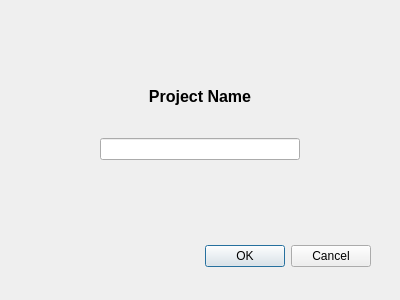
The window that videoplayer/newproject.ui (EricvanSchaik/DesignProject) describes before a commit, drawn with Qt 5.
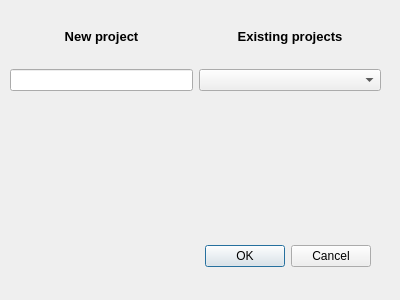
The same window after the commit.

Commit message: Can choose existing projects

```diff
--- a/videoplayer/newproject.ui
+++ b/videoplayer/newproject.ui
@@ -32,41 +32,64 @@
   <widget class="QWidget" name="verticalLayoutWidget">
    <property name="geometry">
     <rect>
-     <x>100</x>
-     <y>60</y>
-     <width>201</width>
-     <height>111</height>
+     <x>10</x>
+     <y>10</y>
+     <width>371</width>
+     <height>81</height>
     </rect>
    </property>
    <layout class="QVBoxLayout" name="verticalLayout">
     <item>
+     <layout class="QHBoxLayout" name="horizontalLayout_2">
+      <item>
      <widget class="QLabel" name="label">
-      <property name="maximumSize">
-       <size>
-        <width>200</width>
-        <height>50</height>
-       </size>
-      </property>
+        <property name="font">
+         <font>
+          <pointsize>10</pointsize>
+          <weight>75</weight>
+          <bold>true</bold>
+         </font>
+        </property>
+        <property name="text">
+         <string>New project</string>
+        </property>
+        <property name="alignment">
+         <set>Qt::AlignCenter</set>
+        </property>
+       </widget>
+      </item>
+      <item>
+       <widget class="QLabel" name="label_2">
       <property name="font">
        <font>
-        <pointsize>12</pointsize>
+          <pointsize>10</pointsize>
         <weight>75</weight>
         <bold>true</bold>
        </font>
       </property>
       <property name="text">
-       <string>Project Name</string>
+         <string>Existing projects</string>
       </property>
       <property name="alignment">
        <set>Qt::AlignCenter</set>
       </property>
      </widget>
     </item>
+     </layout>
+    </item>
+    <item>
+     <layout class="QHBoxLayout" name="horizontalLayout_3">
     <item>
      <widget class="QLineEdit" name="lineEdit">
+        <property name="sizePolicy">
+         <sizepolicy hsizetype="Preferred" vsizetype="Fixed">
+          <horstretch>0</horstretch>
+          <verstretch>0</verstretch>
+         </sizepolicy>
+        </property>
       <property name="maximumSize">
        <size>
-        <width>200</width>
+          <width>16777215</width>
         <height>16777215</height>
        </size>
       </property>
@@ -74,6 +97,11 @@
        <set>Qt::AlignCenter</set>
       </property>
      </widget>
+      </item>
+      <item>
+       <widget class="QComboBox" name="comboBox"/>
+      </item>
+     </layout>
     </item>
    </layout>
   </widget>
```
Lines whose indentation alone changed are shown as unchanged. The commit also changes 2 other files.
